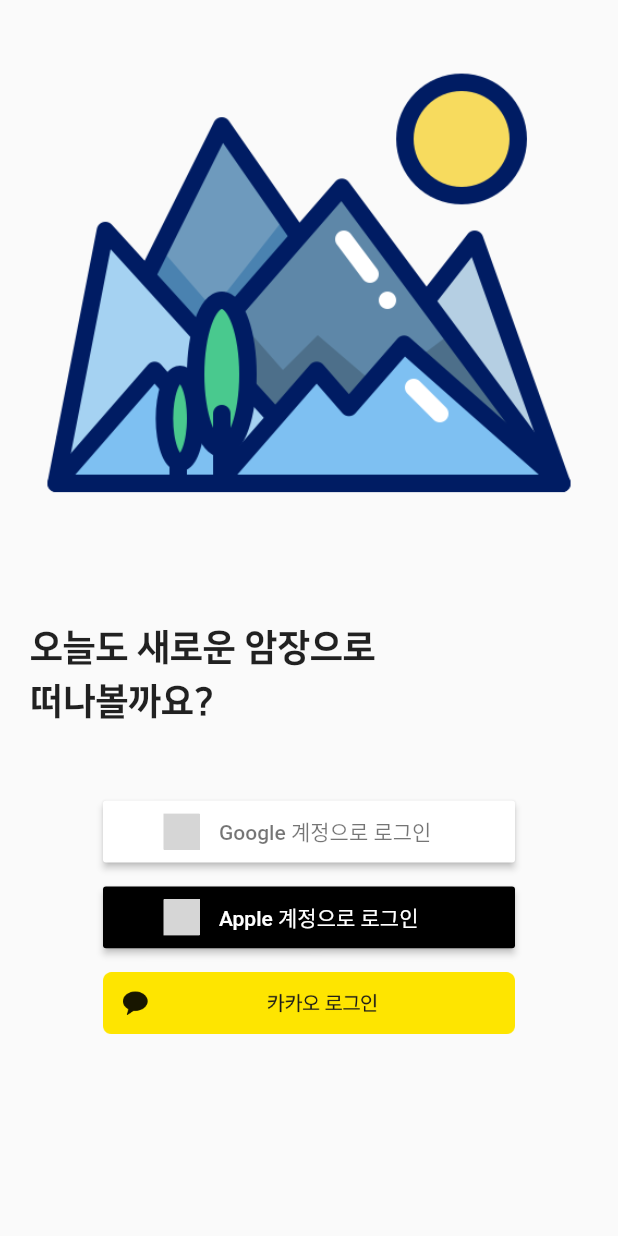
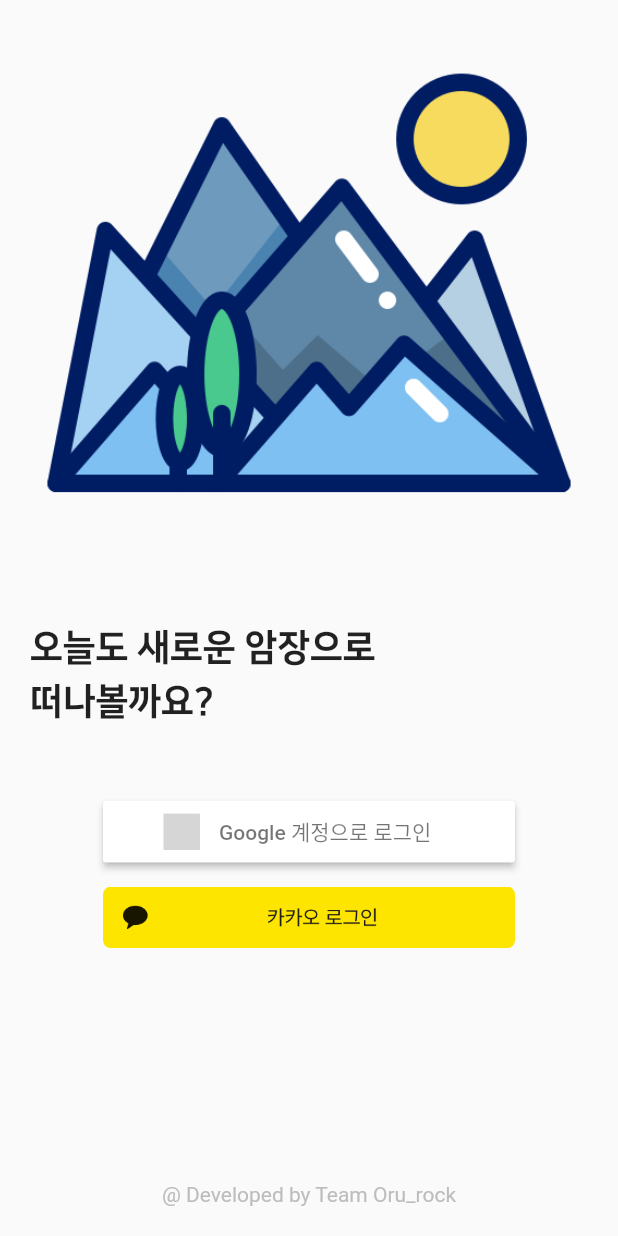
Before and after one commit to OruRock/OruRock-FrontApp-Flutter-, a Flutter app: the screen it shows after launch, on a phone screen of 412 x 824 dp. Run offline on Flutter 3.47's test engine with Material 2 defaults, Android fonts, the phone set to English and light mode, and no system bars; our stand-ins replace animated_text_kit, dio, firebase_auth, firebase_core, flutter_image_slideshow, flutter_native_splash and 7 more; missing offline and left inert: bottom_sheet, flutter_naver_map, kakao_flutter_sdk, shadow; accounts and stored records are empty; grey boxes are pictures that could not be loaded.

```diff
--- a/lib/constant/config.dart
+++ b/lib/constant/config.dart
@@ -2,4 +2,5 @@ class Config {
   // 임시 key
   static const kakao_native_key =
       "42d5056b9cdc9c3b88e88d8188159cd2"; // develop kakao 에서 앱 등록 후 key 생성 가능
+  static const api_url = "http://www.orurock.shop/api";
 }
--- a/lib/function/api_func.dart
+++ b/lib/function/api_func.dart
@@ -1,6 +1,7 @@
 import 'package:dio/dio.dart';
 import 'package:get/get.dart';
 import 'package:logger/logger.dart';
+import 'package:oru_rock/constant/config.dart';
 import 'package:oru_rock/function/auth_func.dart';
 
 class ApiFunction extends GetxService {
@@ -15,7 +16,7 @@ class ApiFunction extends GetxService {
 
   Future<ApiFunction> init() async {
     //기본 url 인터셉터에 탑제
-    dio.options.baseUrl = "http://www.orurock.shop/api";
+    dio.options.baseUrl = Config.api_url;
 
     dio.interceptors.add(InterceptorsWrapper(onRequest: (options, handler) {
       loggerNoStack.v(options.data);
--- a/lib/module/login/login.dart
+++ b/lib/module/login/login.dart
@@ -1,3 +1,4 @@
+import 'dart:io';
 import 'dart:ui';
 
 import 'package:flutter/material.dart';
@@ -39,7 +40,9 @@ class Login extends GetView<LoginController> {
                     SizedBox(
                       height: HeightWithRatio.xSmall,
                     ),
-                    Padding(
+                    Visibility(
+                      visible: Platform.isAndroid,
+                      child: Padding(
                         padding: const EdgeInsets.symmetric(vertical: GapSize.xxSmall),
                         child: Center(
                           child: SizedBox(
@@ -54,7 +57,10 @@ class Login extends GetView<LoginController> {
                           ),
                         ),
                       ),
-                    Padding(
+                    ),
+                    Visibility(
+                      visible: Platform.isIOS,
+                      child: Padding(
                         padding: const EdgeInsets.symmetric(vertical: GapSize.xxSmall),
                         child: Center(
                           child: SizedBox(
@@ -63,8 +69,8 @@ class Login extends GetView<LoginController> {
                             child: SignInButton(
                               Buttons.AppleDark,
                               text: 'Apple 계정으로 로그인',
-                            onPressed: () =>
-                                controller.googleLoginButtonPressed(),
+                              onPressed: () {}
+                            ),
                           ),
                         ),
                       ),
@@ -72,6 +78,8 @@ class Login extends GetView<LoginController> {
                     _buildLoginButton(
                             () => controller.kakaoLoginButtonPressed(),
                         'asset/image/logo/kakao_login.png'),
+                    Expanded(child: Container()),
+                    Text('@ Developed by Team Oru_rock', style: TextStyle(color: Colors.grey[400], fontSize: FontSize.small),),
                   ],
                 ),
               ),
--- a/pubspec.yaml
+++ b/pubspec.yaml
@@ -28,7 +28,7 @@ dependencies:
     git: https://github.com/note11g/flutter_naver_map.git
   flutter_native_splash: ^2.2.7 # splah(첫 로고 화면)용 library
 
-  kakao_flutter_sdk: ^1.2.2 # 카카오 로그인
+  kakao_flutter_sdk: ^1.3.0-beta.4 # 카카오 로그인
 
   firebase_auth: ^3.7.0
   google_sign_in: ^5.4.1
```
Also changed, not shown: pubspec.lock, 5 other files. Lines whose indentation alone changed are shown as unchanged.
